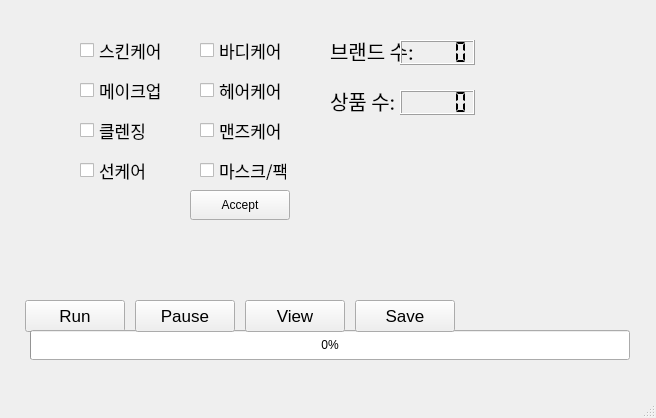
Qt form src/gui/form/scrapingWindow.ui (yeonseo-Jung/beauty_kr) before a commit.
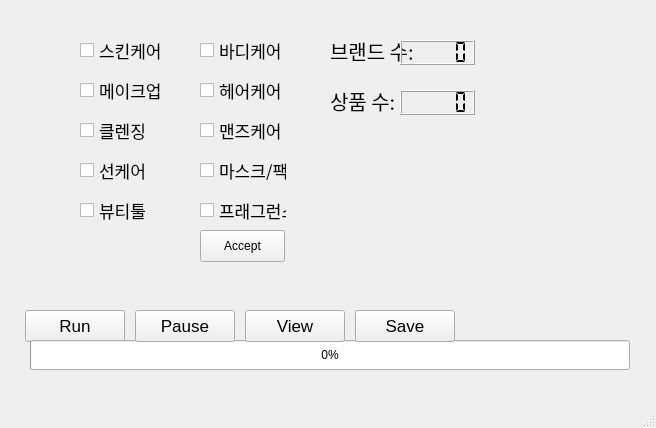
The same form after that commit.

Commit message: Chore: edit gui structure

The edit to the form file:
```diff
--- a/src/gui/form/scrapingWindow.ui
+++ b/src/gui/form/scrapingWindow.ui
@@ -7,7 +7,7 @@
     <x>0</x>
     <y>0</y>
     <width>656</width>
-    <height>418</height>
+    <height>428</height>
    </rect>
   </property>
   <property name="windowTitle">
@@ -17,10 +17,10 @@
    <widget class="QPushButton" name="Accept">
     <property name="geometry">
      <rect>
-      <x>190</x>
-      <y>190</y>
-      <width>100</width>
-      <height>30</height>
+      <x>200</x>
+      <y>230</y>
+      <width>85</width>
+      <height>32</height>
      </rect>
     </property>
     <property name="font">
@@ -188,7 +188,7 @@
     <property name="geometry">
      <rect>
       <x>25</x>
-      <y>300</y>
+      <y>310</y>
       <width>100</width>
       <height>32</height>
      </rect>
@@ -244,7 +244,7 @@
     <property name="geometry">
      <rect>
       <x>30</x>
-      <y>330</y>
+      <y>340</y>
       <width>600</width>
       <height>30</height>
      </rect>
@@ -301,7 +301,7 @@
     <property name="geometry">
      <rect>
       <x>135</x>
-      <y>300</y>
+      <y>310</y>
       <width>100</width>
       <height>32</height>
      </rect>
@@ -319,7 +319,7 @@
     <property name="geometry">
      <rect>
       <x>355</x>
-      <y>300</y>
+      <y>310</y>
       <width>100</width>
       <height>32</height>
      </rect>
@@ -337,7 +337,7 @@
     <property name="geometry">
      <rect>
       <x>245</x>
-      <y>300</y>
+      <y>310</y>
       <width>100</width>
       <height>32</height>
      </rect>
@@ -351,6 +351,44 @@
      <string>View</string>
     </property>
    </widget>
+   <widget class="QCheckBox" name="beauty_tool">
+    <property name="geometry">
+     <rect>
+      <x>80</x>
+      <y>200</y>
+      <width>87</width>
+      <height>20</height>
+     </rect>
+    </property>
+    <property name="font">
+     <font>
+      <family>.Apple SD Gothic NeoI</family>
+      <pointsize>13</pointsize>
+     </font>
+    </property>
+    <property name="text">
+     <string>뷰티툴</string>
+    </property>
+   </widget>
+   <widget class="QCheckBox" name="fragrance">
+    <property name="geometry">
+     <rect>
+      <x>200</x>
+      <y>200</y>
+      <width>87</width>
+      <height>20</height>
+     </rect>
+    </property>
+    <property name="font">
+     <font>
+      <family>.Apple SD Gothic NeoI</family>
+      <pointsize>13</pointsize>
+     </font>
+    </property>
+    <property name="text">
+     <string>프래그런스</string>
+    </property>
+   </widget>
   </widget>
   <widget class="QMenuBar" name="menubar">
    <property name="geometry">
```
Left out of the diff: 2 changed lines with no effect on the pictures. The commit also changes 4 other files.
